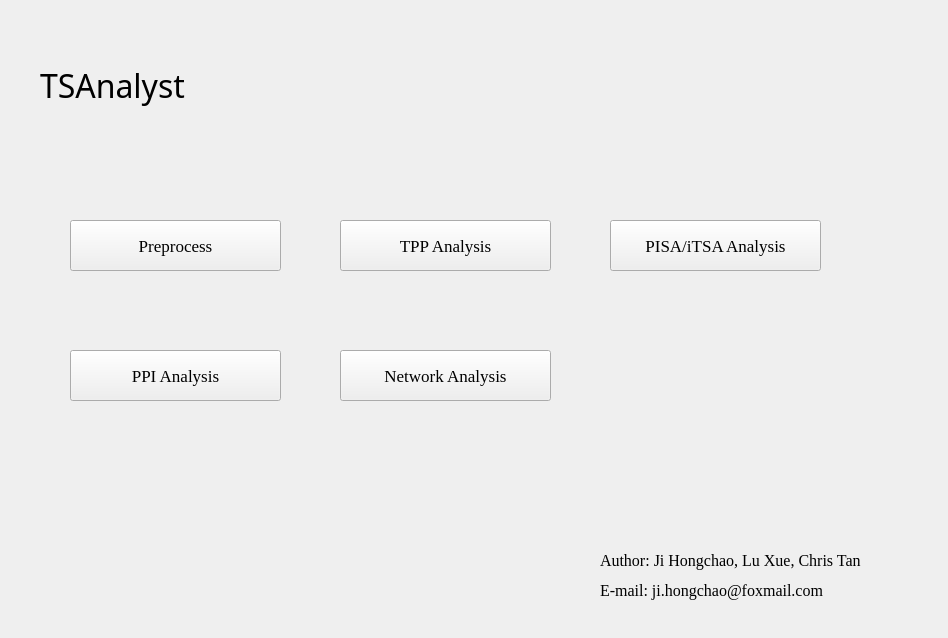
Old version of the form TSAnalyst_.ui in the repository hcji/ProSAP.
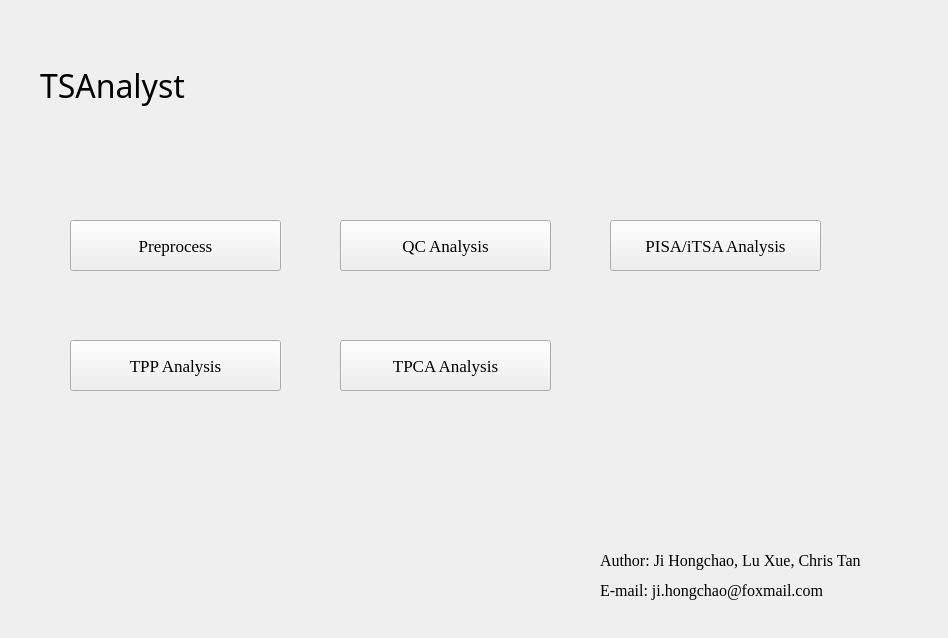
New version of the form.

Patch:
```diff
--- a/TSAnalyst_.ui
+++ b/TSAnalyst_.ui
@@ -54,8 +54,8 @@
   <widget class="QPushButton" name="pushButtonTPP">
    <property name="geometry">
     <rect>
-     <x>340</x>
-     <y>220</y>
+     <x>70</x>
+     <y>340</y>
      <width>211</width>
      <height>51</height>
     </rect>
@@ -92,8 +92,8 @@
   <widget class="QPushButton" name="pushButtonPPI">
    <property name="geometry">
     <rect>
-     <x>70</x>
-     <y>350</y>
+     <x>340</x>
+     <y>340</y>
      <width>211</width>
      <height>51</height>
     </rect>
@@ -105,14 +105,14 @@
     </font>
    </property>
    <property name="text">
-    <string>PPI Analysis</string>
+    <string>TPCA Analysis</string>
    </property>
   </widget>
   <widget class="QPushButton" name="pushButtonNetwork">
    <property name="geometry">
     <rect>
      <x>340</x>
-     <y>350</y>
+     <y>220</y>
      <width>211</width>
      <height>51</height>
     </rect>
@@ -124,7 +124,7 @@
     </font>
    </property>
    <property name="text">
-    <string>Network Analysis</string>
+    <string>QC Analysis</string>
    </property>
   </widget>
   <widget class="QLabel" name="label_2">
```
Left out of the diff: 4 changed lines with no effect on the pictures.
